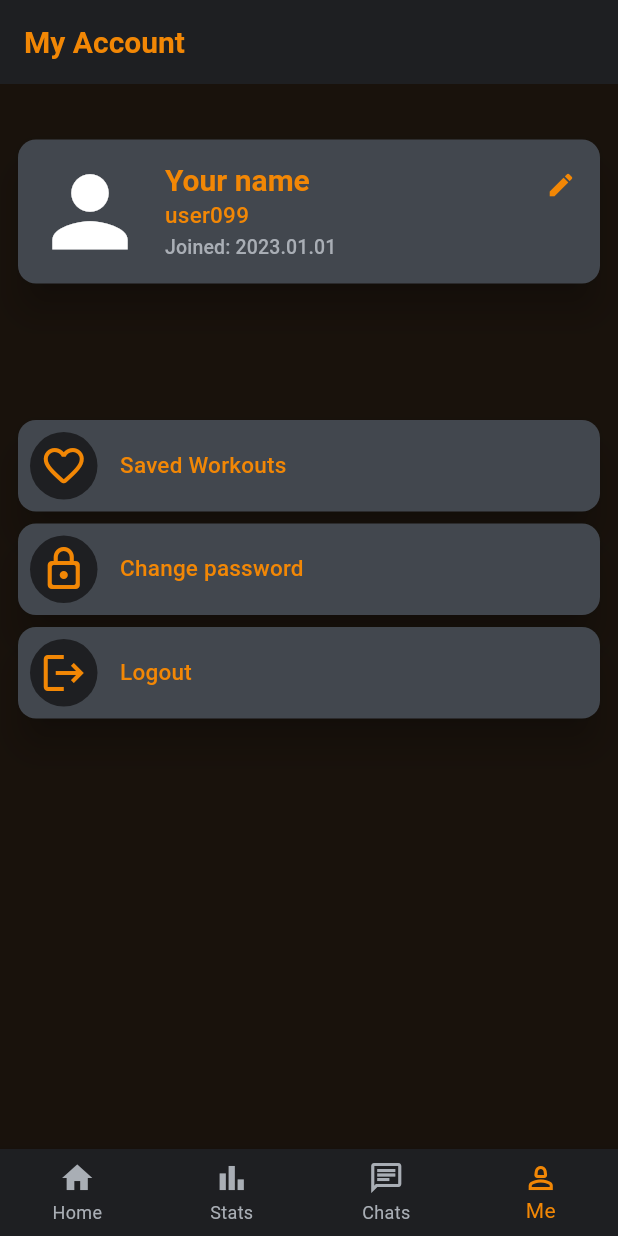
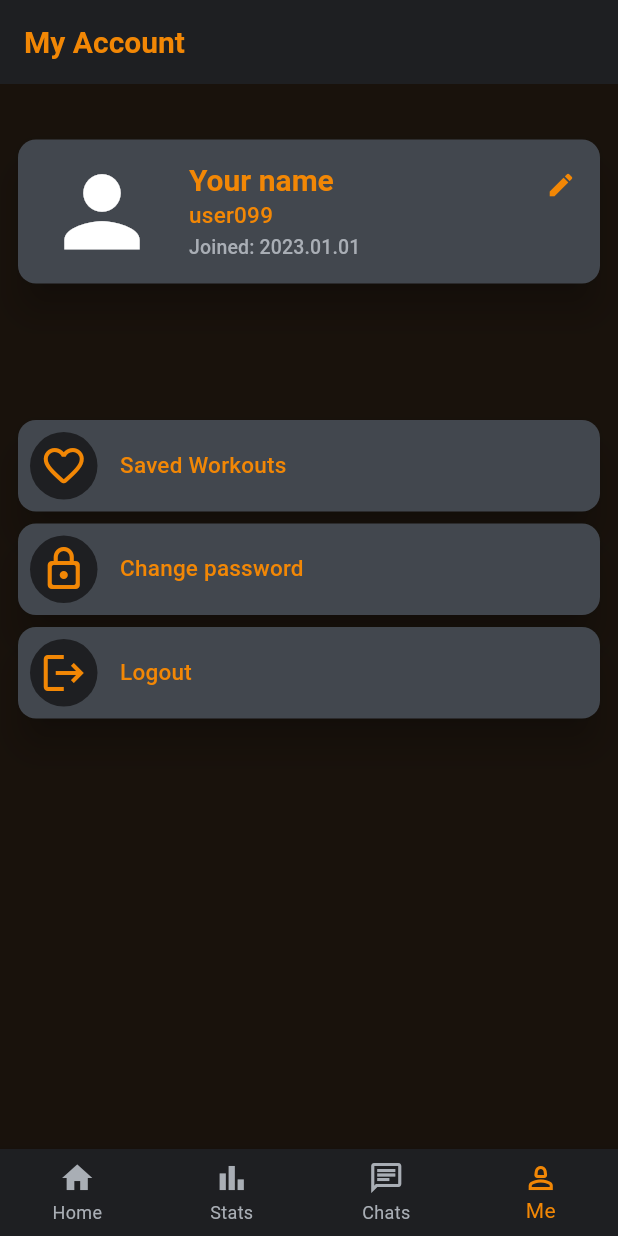
Before and after one commit to skobizsolt/gymbuddy, a Flutter app: the screen it shows after launch, item 4 of the bottom bar chosen, on a phone screen of 412 x 824 dp. Run offline on Flutter 3.47's test engine with Material 2 defaults, Android fonts, the phone set to English and light mode, and no system bars; our stand-ins replace flutter_riverpod, google_fonts, ionicons, transparent_image; missing offline and left inert: dart:ffi; network calls fail.

```diff
--- a/lib/main.dart
+++ b/lib/main.dart
@@ -68,26 +68,26 @@ ThemeData kDarkTheme(BuildContext context) {
 
     // Text themes
     textTheme: GoogleFonts.latoTextTheme().copyWith(
-        titleLarge: const TextStyle(
+      titleLarge: const TextStyle().copyWith(
         color: orange,
         fontSize: 20,
         fontWeight: FontWeight.bold,
       ),
-        titleMedium: const TextStyle(
+      titleMedium: const TextStyle().copyWith(
         color: orange,
         fontSize: 15,
       ),
-        titleSmall: const TextStyle(
+      titleSmall: const TextStyle().copyWith(
         color: discordWhite,
         fontSize: 13,
       ),
-        bodyLarge: const TextStyle(
+      bodyLarge: const TextStyle().copyWith(
         color: orange,
       ),
-        bodyMedium: const TextStyle(
+      bodyMedium: const TextStyle().copyWith(
         color: orange,
       ),
-        bodySmall: const TextStyle(
+      bodySmall: const TextStyle().copyWith(
         color: orange,
       ),
     ),
@@ -125,8 +125,15 @@ ThemeData kDarkTheme(BuildContext context) {
     ),
     searchBarTheme: SearchBarThemeData(
       textStyle: MaterialStatePropertyAll(
-          TextStyle().copyWith(color: orange),
+        const TextStyle().copyWith(color: orange),
       ),
-        surfaceTintColor: MaterialStatePropertyAll(discordBlack),
-      ));
+      surfaceTintColor: const MaterialStatePropertyAll(discordBlack),
+    ),
+    bottomSheetTheme: const BottomSheetThemeData().copyWith(
+        backgroundColor: colorScheme.primary,
+        shape: Border.all(
+          style: BorderStyle.none,
+        ),
+        elevation: 0),
+  );
 }
--- a/lib/screen/home_screen.dart
+++ b/lib/screen/home_screen.dart
@@ -1,6 +1,7 @@
 import 'package:flutter/material.dart';
 import 'package:gymbuddy/layout/dribble_layout.dart';
 import 'package:gymbuddy/widgets/home/home_option.dart';
+import 'package:gymbuddy/widgets/utils/profile_picture.dart';
 
 class HomeScreen extends StatelessWidget {
   const HomeScreen({super.key});
@@ -66,8 +67,7 @@ class HomeScreen extends StatelessWidget {
                         color: Theme.of(context).colorScheme.onPrimaryContainer,
                       ),
                 ),
-                CircleAvatar(
-                  backgroundColor: Colors.transparent,
+                ProfilePicture(
                   child: Icon(
                     Icons.person,
                     size: 32,
--- a/lib/screen/workout/search_workouts_screen.dart
+++ b/lib/screen/workout/search_workouts_screen.dart
@@ -1,6 +1,6 @@
 import 'package:flutter/material.dart';
 import 'package:gymbuddy/models/workout.dart';
-import 'package:gymbuddy/widgets/utils/inputs/custom_text_input.dart';
+import 'package:gymbuddy/widgets/utils/inputs/custom_searchbar.dart';
 import 'package:gymbuddy/widgets/workout/search_tile.dart';
 
 class SearchWorkoutsSceen extends StatelessWidget {
--- a/lib/widgets/profile/profile_card.dart
+++ b/lib/widgets/profile/profile_card.dart
@@ -1,4 +1,5 @@
 import 'package:flutter/material.dart';
+import 'package:gymbuddy/widgets/utils/profile_picture.dart';
 import 'package:gymbuddy/widgets/utils/themed_icon.dart';
 
 class ProfileCard extends StatefulWidget {
@@ -66,9 +67,8 @@ class _ProfileCardState extends State<ProfileCard> {
             children: [
               Row(
                 children: [
-                  CircleAvatar(
-                    radius: 40,
-                    backgroundColor: Colors.transparent,
+                  ProfilePicture(
+                    size: 40,
                     child: Icon(
                       Icons.person,
                       size: 75,
--- /dev/null
+++ b/lib/widgets/utils/profile_picture.dart
@@ -0,0 +1,25 @@
+import 'package:flutter/material.dart';
+import 'package:transparent_image/transparent_image.dart';
+
+class ProfilePicture extends StatelessWidget {
+  const ProfilePicture({super.key, this.picture, this.size, this.child});
+
+  final Object? picture;
+  final double? size;
+  final Widget? child;
+
+  @override
+  Widget build(BuildContext context) {
+    return Padding(
+      padding: const EdgeInsets.symmetric(horizontal: 8.0),
+      child: CircleAvatar(
+        radius: size,
+        backgroundColor: Colors.transparent,
+        backgroundImage: picture == null
+            ? MemoryImage(kTransparentImage)
+            : picture as ImageProvider<Object>,
+        child: child,
+      ),
+    );
+  }
+}
```
Also changed, not shown: lib/layout/input_layout.dart (added, +26 -0 lines), lib/screen/chats/chat_conversation_screen.dart (+63 -3 lines), lib/screen/chats_screen.dart (+17 -17 lines), lib/widgets/utils/inputs/custom_searchbar.dart (added, +31 -0 lines), lib/widgets/utils/inputs/custom_text_input.dart (+24 -65 lines). Lines whose indentation alone changed are shown as unchanged.
